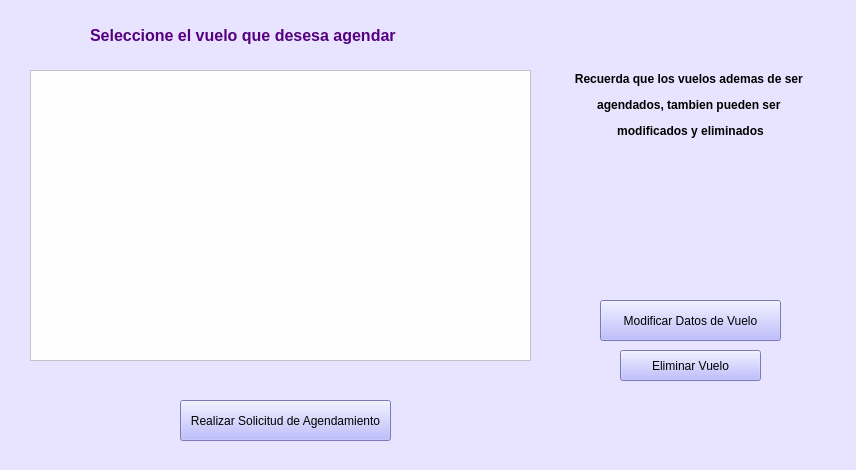
Before: the Qt Designer form Interfaces Aeropuerto/agendamientoVuelos.ui in vanesagustin98/Aerocamp, drawn with Qt 5.
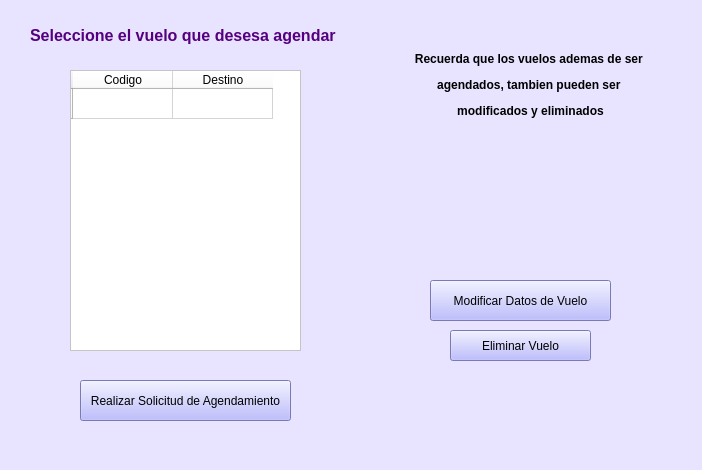
After: the same form once the commit is applied. Icons and pictures are not drawn.

```diff
--- a/Interfaces Aeropuerto/agendamientoVuelos.ui
+++ b/Interfaces Aeropuerto/agendamientoVuelos.ui
@@ -6,7 +6,7 @@
    <rect>
     <x>0</x>
     <y>0</y>
-    <width>856</width>
+    <width>702</width>
     <height>470</height>
    </rect>
   </property>
@@ -19,8 +19,8 @@
   <widget class="QPushButton" name="bt_realizarSolicitud">
    <property name="geometry">
     <rect>
-     <x>180</x>
-     <y>400</y>
+     <x>80</x>
+     <y>380</y>
      <width>211</width>
      <height>41</height>
     </rect>
@@ -459,8 +459,8 @@
   <widget class="QPushButton" name="bt_modificarDatos">
    <property name="geometry">
     <rect>
-     <x>600</x>
-     <y>300</y>
+     <x>430</x>
+     <y>280</y>
      <width>181</width>
      <height>41</height>
     </rect>
@@ -475,8 +475,8 @@
   <widget class="QPushButton" name="bt_eliminarVuelo">
    <property name="geometry">
     <rect>
-     <x>620</x>
-     <y>350</y>
+     <x>450</x>
+     <y>330</y>
      <width>141</width>
      <height>31</height>
     </rect>
@@ -491,7 +491,7 @@
   <widget class="QLabel" name="label">
    <property name="geometry">
     <rect>
-     <x>90</x>
+     <x>30</x>
      <y>20</y>
      <width>361</width>
      <height>31</height>
@@ -514,8 +514,8 @@
   <widget class="QLabel" name="label_2">
    <property name="geometry">
     <rect>
-     <x>630</x>
-     <y>150</y>
+     <x>460</x>
+     <y>130</y>
      <width>121</width>
      <height>141</height>
     </rect>
@@ -530,8 +530,8 @@
   <widget class="QLabel" name="label_3">
    <property name="geometry">
     <rect>
-     <x>560</x>
-     <y>70</y>
+     <x>400</x>
+     <y>50</y>
      <width>261</width>
      <height>71</height>
     </rect>
@@ -540,18 +540,38 @@
     <string>&lt;html&gt;&lt;head/&gt;&lt;body&gt;&lt;p align=&quot;center&quot;&gt;&lt;span style=&quot; font-size:9pt; font-weight:600;&quot;&gt;Recuerda que los vuelos ademas de ser &lt;/span&gt;&lt;/p&gt;&lt;p align=&quot;center&quot;&gt;&lt;span style=&quot; font-size:9pt; font-weight:600;&quot;&gt;agendados, tambien pueden ser &lt;/span&gt;&lt;/p&gt;&lt;p align=&quot;center&quot;&gt;&lt;span style=&quot; font-size:9pt; font-weight:600;&quot;&gt;modificados y eliminados&lt;/span&gt;&lt;/p&gt;&lt;/body&gt;&lt;/html&gt;</string>
    </property>
   </widget>
-  <widget class="QTableView" name="ls_vuelos">
+  <widget class="QTableWidget" name="ls_vuelos">
    <property name="geometry">
     <rect>
-     <x>30</x>
+     <x>70</x>
      <y>70</y>
-     <width>501</width>
-     <height>291</height>
+     <width>231</width>
+     <height>281</height>
     </rect>
    </property>
    <property name="styleSheet">
-    <string notr="true">background-color: rgb(254, 254, 254);</string>
+    <string notr="true">background-color: rgb(255, 255, 255);</string>
    </property>
+   <row>
+    <property name="text">
+     <string/>
+    </property>
+   </row>
+   <column>
+    <property name="text">
+     <string>Codigo</string>
+    </property>
+   </column>
+   <column>
+    <property name="text">
+     <string>Destino</string>
+    </property>
+   </column>
+   <item row="0" column="0">
+    <property name="text">
+     <string/>
+    </property>
+   </item>
   </widget>
  </widget>
  <resources>
```
